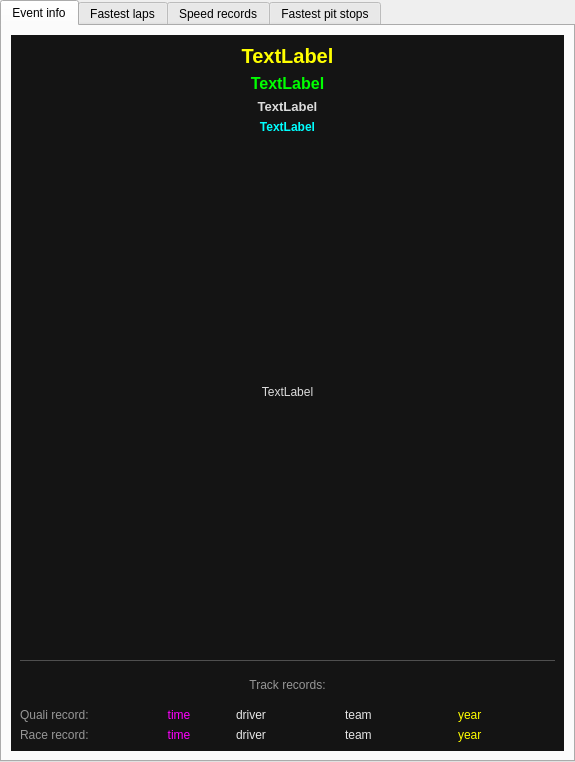
This is ui/sessiondatawidget.ui in gronberg/f1lt as Qt 5 draws it before an edit. The edited form follows.
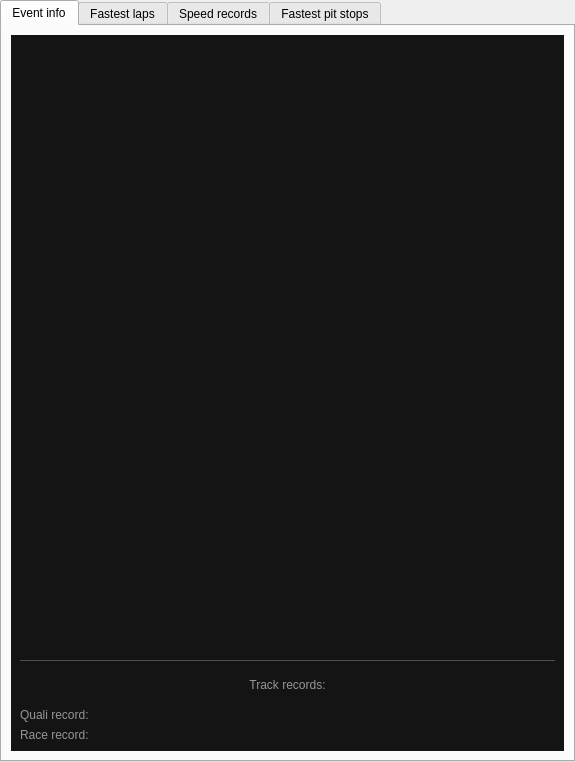
This is the edited form.

Diff of the .ui file:
```diff
--- a/ui/sessiondatawidget.ui
+++ b/ui/sessiondatawidget.ui
@@ -233,7 +233,7 @@
                  </font>
                 </property>
                 <property name="text">
-                 <string>TextLabel</string>
+                 <string/>
                 </property>
                 <property name="alignment">
                  <set>Qt::AlignCenter</set>
@@ -288,7 +288,7 @@
                  </font>
                 </property>
                 <property name="text">
-                 <string>TextLabel</string>
+                 <string/>
                 </property>
                 <property name="alignment">
                  <set>Qt::AlignCenter</set>
@@ -306,7 +306,7 @@
                  </font>
                 </property>
                 <property name="text">
-                 <string>TextLabel</string>
+                 <string/>
                 </property>
                 <property name="alignment">
                  <set>Qt::AlignCenter</set>
@@ -361,7 +361,7 @@
                  </font>
                 </property>
                 <property name="text">
-                 <string>TextLabel</string>
+                 <string/>
                 </property>
                 <property name="alignment">
                  <set>Qt::AlignCenter</set>
@@ -387,7 +387,7 @@
               <item>
                <widget class="QLabel" name="eventMapLabel">
                 <property name="text">
-                 <string>TextLabel</string>
+                 <string/>
                 </property>
                 <property name="alignment">
                  <set>Qt::AlignCenter</set>
@@ -588,7 +588,7 @@
                    </palette>
                   </property>
                   <property name="text">
-                   <string>time</string>
+                   <string/>
                   </property>
                   <property name="alignment">
                    <set>Qt::AlignCenter</set>
@@ -638,7 +638,7 @@
                    </palette>
                   </property>
                   <property name="text">
-                   <string>time</string>
+                   <string/>
                   </property>
                   <property name="alignment">
                    <set>Qt::AlignCenter</set>
@@ -691,7 +691,7 @@
                    </palette>
                   </property>
                   <property name="text">
-                   <string>driver</string>
+                   <string/>
                   </property>
                  </widget>
                 </item>
@@ -779,7 +779,7 @@
                    </palette>
                   </property>
                   <property name="text">
-                   <string>team</string>
+                   <string/>
                   </property>
                  </widget>
                 </item>
@@ -823,7 +823,7 @@
                    </palette>
                   </property>
                   <property name="text">
-                   <string>year</string>
+                   <string/>
                   </property>
                   <property name="indent">
                    <number>5</number>
@@ -870,7 +870,7 @@
                    </palette>
                   </property>
                   <property name="text">
-                   <string>team</string>
+                   <string/>
                   </property>
                  </widget>
                 </item>
@@ -914,7 +914,7 @@
                    </palette>
                   </property>
                   <property name="text">
-                   <string>driver</string>
+                   <string/>
                   </property>
                  </widget>
                 </item>
@@ -958,7 +958,7 @@
                    </palette>
                   </property>
                   <property name="text">
-                   <string>year</string>
+                   <string/>
                   </property>
                   <property name="indent">
                    <number>5</number>
```
